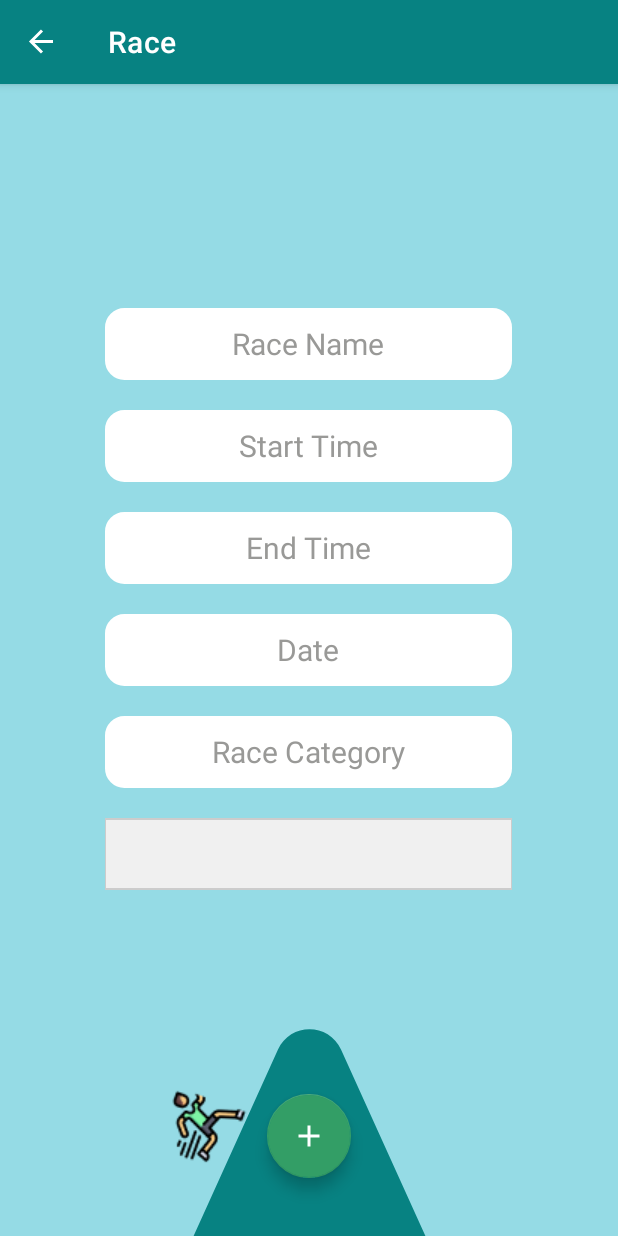
After one commit to lukisko/RaceOrganizer, an Android app: the AddRaceFragment screen opened through its navigation route, on a phone screen of 412 x 824 dp. The commit adds this screen. Run offline under Robolectric (Android 15) with nearby library versions, the light colour scheme and no system bars; our stand-ins replace navigation-ui.

Commit message:
add_race/to_implement_spinner

```diff
--- /dev/null
+++ b/app/src/main/java/com/example/raceorganizer/Data/Model/User.java
@@ -0,0 +1,6 @@
+package com.example.raceorganizer.Data.Model;
+
+public class User {
+
+
+}
--- a/app/src/main/java/com/example/raceorganizer/ui/Races/ListOfRaces.java
+++ b/app/src/main/java/com/example/raceorganizer/ui/Races/ListOfRaces.java
@@ -36,7 +36,7 @@ public class ListOfRaces extends Fragment {
         testRaceList();
 
         add = view.findViewById(R.id.addRace);
-        add.setOnClickListener(o -> ((MainActivity)this.getActivity()).navController.navigate(R.id.race_info));
+        add.setOnClickListener(o -> ((MainActivity)this.getActivity()).navController.navigate(R.id.nav_add_race));
 
 //        raceAdapter.setOnClickListener(new AdapterView.OnItemClickListener() {
 //            @Override
--- /dev/null
+++ b/app/src/main/java/com/example/raceorganizer/ui/addRaceFragment/AddRaceFragment.java
@@ -0,0 +1,148 @@
+package com.example.raceorganizer.ui.addRaceFragment;
+
+import android.os.Bundle;
+
+import android.text.InputType;
+import android.view.LayoutInflater;
+import android.view.View;
+import android.view.ViewGroup;
+import android.widget.AdapterView;
+import android.widget.Button;
+import android.widget.EditText;
+import android.widget.Spinner;
+
+import androidx.annotation.NonNull;
+
+import androidx.fragment.app.Fragment;
+
+import androidx.lifecycle.ViewModelProvider;
+import androidx.navigation.Navigation;
+
+import com.example.raceorganizer.Data.Model.Race;
+import com.example.raceorganizer.Data.Model.RaceType;
+import com.example.raceorganizer.MainActivity;
+import com.example.raceorganizer.R;
+import com.google.android.material.floatingactionbutton.FloatingActionButton;
+
+import java.text.ParseException;
+import java.text.SimpleDateFormat;
+import java.time.LocalDate;
+import java.util.Date;
+
+
+public class AddRaceFragment extends Fragment implements AdapterView.OnItemSelectedListener {
+    View view;
+    EditText raceName;
+    EditText startTime;
+    EditText endTime;
+    EditText raceDate;
+    EditText raceCategory;
+    FloatingActionButton addRaceButton;
+    AddRaceViewModel addRaceViewModel;
+    boolean isAllFieldsChecked = false;
+
+
+    public View onCreateView(@NonNull LayoutInflater inflater,
+                             ViewGroup container, Bundle savedInstanceState) {
+
+        view = inflater.inflate(R.layout.fragment_addrace, container, false);
+
+        raceName = view.findViewById(R.id.race_name);
+        startTime = view.findViewById(R.id.race_start_time);
+        endTime = view.findViewById(R.id.race_end_time);
+        raceDate = view.findViewById(R.id.race_date);
+        raceCategory = view.findViewById(R.id.race_category);
+        addRaceButton = view.findViewById(R.id.race_add_button);
+
+        addRaceViewModel = AddRaceViewModel.getInstance();
+        Spinner categorySpinner = view.findViewById(R.id.categorySpinner);
+        categorySpinner.setOnItemSelectedListener(this);
+
+        addRaceButton.setOnClickListener(new View.OnClickListener() {
+            @Override
+            public void onClick(View view) {
+                isAllFieldsChecked = CheckAllFields();
+
+                if (isAllFieldsChecked) {
+                    addRace();
+                    Navigation.findNavController(getActivity(), R.id.nav_host_fragment).navigate(R.id.list_of_races);
+                }
+            }
+        });
+        return view;
+    }
+
+    public void addRace() {
+        // Add the race
+        SimpleDateFormat dateFormat = new SimpleDateFormat("dd-MM-yyyy");
+
+        Date dateToAdd = null;
+        try {
+            dateToAdd = dateFormat.parse(String.valueOf(raceDate));
+        } catch (ParseException e) {
+            raceDate.setError("Invalid format,try dd/MM/yyyy");
+        }
+        Race raceToAdd = new Race("");
+        raceToAdd.setName(raceName.getText().toString());
+        raceToAdd.setStartTime(Integer.parseInt(startTime.getText().toString()));
+        raceToAdd.setEndTime(Integer.parseInt(endTime.getText().toString()));
+        raceToAdd.setDate(dateToAdd);
+        //may be changed due to choosing which type of race is desired
+        raceToAdd.setRaceType(RaceType.Bicycling);
+        addRaceViewModel.addRace(raceToAdd);
+    }
+
+
+    private boolean CheckAllFields() {
+        if (raceName.length() == 0) {
+            raceName.setError("Race name field is required");
+            return false;
+        }
+
+        if (startTime.length() == 0) {
+            startTime.setError("Start time is required");
+            return false;
+        } else {
+            if (startTime.getInputType() != InputType.TYPE_CLASS_DATETIME) {
+                startTime.setError("Start time input should be of time format");
+                return false;
+            }
+        }
+
+        if (endTime.length() == 0) {
+            endTime.setError("End time is required");
+            return false;
+        } else {
+            if (endTime.getInputType() != InputType.TYPE_CLASS_DATETIME) {
+                endTime.setError("End time input should be of time format");
+                return false;
+            }
+        }
+
+        if (raceDate.length() == 0) {
+            raceDate.setError("Race date is required");
+            return false;
+        } else {
+            if (raceDate.getInputType() != InputType.TYPE_CLASS_DATETIME) {
+                raceDate.setError("This input type should be of date format");
+                return false;
+            }
+        }
+        if (raceCategory.length() == 0) {
+            raceCategory.setError("Race category is required");
+            return false;
+        }
+
+        return true;
+    }
+
+    @Override
+    public void onItemSelected(AdapterView<?> adapterView, View view, int i, long l) {
+
+    }
+
+    @Override
+    public void onNothingSelected(AdapterView<?> adapterView) {
+
+    }
+}
--- /dev/null
+++ b/app/src/main/java/com/example/raceorganizer/ui/addRaceFragment/AddRaceViewModel.java
@@ -0,0 +1,33 @@
+package com.example.raceorganizer.ui.addRaceFragment;
+
+import androidx.lifecycle.MutableLiveData;
+import androidx.lifecycle.ViewModel;
+
+import com.example.raceorganizer.Data.Model.Race;
+
+public class AddRaceViewModel extends ViewModel {
+
+
+    private static AddRaceViewModel instance;
+    private final MutableLiveData<Race> raceToAdd;
+    private final Race localRaceItem;
+
+    private AddRaceViewModel() {
+        raceToAdd = new MutableLiveData<>();
+        localRaceItem = new Race("");
+    }
+
+
+    public static synchronized AddRaceViewModel getInstance() {
+        if (instance == null)
+            instance = new AddRaceViewModel();
+        return instance;
+    }
+
+
+    public void addRace(Race race) {
+
+        //to be implemented
+    }
+
+}
--- /dev/null
+++ b/app/src/main/res/drawable/ic_baseline_add_24.xml
@@ -0,0 +1,5 @@
+<vector android:height="40dp" android:tint="?attr/colorControlNormal"
+    android:viewportHeight="24" android:viewportWidth="24"
+    android:width="40dp" xmlns:android="http://schemas.android.com/apk/res/android">
+    <path android:fillColor="@android:color/white" android:pathData="M19,13h-6v6h-2v-6H5v-2h6V5h2v6h6v2z"/>
+</vector>
--- /dev/null
+++ b/app/src/main/res/drawable/ic_polygon_1.xml
@@ -0,0 +1,9 @@
+<vector xmlns:android="http://schemas.android.com/apk/res/android"
+    android:width="175dp"
+    android:height="158dp"
+    android:viewportWidth="175"
+    android:viewportHeight="158">
+  <path
+      android:pathData="M66.542,14.357C74.695,-3.677 100.305,-3.677 108.458,14.357L172.844,156.775C179.727,171.999 168.594,189.25 151.886,189.25H23.114C6.406,189.25 -4.727,171.999 2.156,156.775L66.542,14.357Z"
+      android:fillColor="#078282"/>
+</vector>
--- /dev/null
+++ b/app/src/main/res/drawable/spinner_bg.xml
@@ -0,0 +1,16 @@
+<?xml version="1.0" encoding="utf-8"?>
+<selector xmlns:android="http://schemas.android.com/apk/res/android"
+    android:exitFadeDuration="@android:integer/config_mediumAnimTime">
+    <item android:state_pressed="true" android:drawable="@android:color/white" />
+    <item android:state_selected="true" android:drawable="@android:color/white" />
+    <item>
+        <inset android:insetLeft="-1dp" android:insetRight="-1dp">
+            <shape android:shape="rectangle">
+                <stroke android:width="1dp"
+                    android:color="#cccccc" />
+                <solid android:color="#f0f0f0" />
+            </shape>
+        </inset>
+    </item>
+
+</selector>
--- /dev/null
+++ b/app/src/main/res/layout/fragment_addrace.xml
@@ -0,0 +1,130 @@
+<?xml version="1.0" encoding="utf-8"?>
+<androidx.constraintlayout.widget.ConstraintLayout xmlns:android="http://schemas.android.com/apk/res/android"
+    xmlns:app="http://schemas.android.com/apk/res-auto"
+    xmlns:tools="http://schemas.android.com/tools"
+    android:layout_width="match_parent"
+    android:layout_height="match_parent">
+
+
+    <LinearLayout
+        android:id="@+id/race_input_fields"
+        android:layout_width="match_parent"
+        android:layout_height="wrap_content"
+        android:gravity="center"
+        android:orientation="vertical"
+        app:layout_constraintBottom_toBottomOf="parent"
+        app:layout_constraintEnd_toEndOf="parent"
+        app:layout_constraintHorizontal_bias="0.0"
+        app:layout_constraintStart_toStartOf="parent"
+        app:layout_constraintTop_toTopOf="parent"
+        app:layout_constraintVertical_bias="0.377">
+
+        <EditText
+            android:id="@+id/race_name"
+            android:layout_width="271dp"
+            android:layout_height="48dp"
+            android:layout_marginTop="10dp"
+            android:gravity="center"
+            android:hint="@string/race_name"
+            android:inputType="textAutoCorrect"
+            android:textColorHint="@color/hint_colour"
+            android:textSize="20sp" />
+
+        <EditText
+            android:id="@+id/race_start_time"
+            android:layout_width="271dp"
+            android:layout_height="48dp"
+            android:layout_marginTop="20dp"
+            android:gravity="center"
+            android:hint="@string/start_time"
+            android:inputType="datetime"
+            android:textColorHint="@color/hint_colour"
+            android:textSize="20sp" />
+
+        <EditText
+            android:id="@+id/race_end_time"
+            android:layout_width="271dp"
+            android:layout_height="48dp"
+            android:layout_marginTop="20dp"
+            android:gravity="center"
+            android:hint="@string/end_time"
+            android:inputType="datetime"
+            android:textColorHint="@color/hint_colour"
+            android:textSize="20sp" />
+
+        <EditText
+            android:id="@+id/race_date"
+            android:layout_width="271dp"
+            android:layout_height="48dp"
+            android:layout_marginTop="20dp"
+            android:gravity="center"
+            android:hint="@string/date"
+            android:inputType="datetime"
+            android:textColorHint="@color/hint_colour"
+            android:textSize="20sp" />
+
+        <EditText
+            android:id="@+id/race_category"
+            android:layout_width="271dp"
+            android:layout_height="48dp"
+            android:layout_marginTop="20dp"
+            android:gravity="center"
+            android:hint="@string/race_category"
+
+            android:inputType="textAutoCorrect"
+            android:textColorHint="@color/hint_colour"
+            android:textSize="20sp" />
+
+        <Spinner
+            android:id="@+id/categorySpinner"
+            style="@style/Widget.AppCompat.Spinner"
+            android:layout_width="271dp"
+            android:layout_height="48dp"
+            android:background="@drawable/spinner_bg"
+
+            android:layout_marginTop="20dp"
+            android:hint="@string/race_category"
+            android:textSize="20sp" />
+
+
+    </LinearLayout>
+
+    <ImageView
+        android:id="@+id/polygon"
+        android:layout_width="wrap_content"
+        android:layout_height="wrap_content"
+        android:layout_marginTop="8dp"
+        android:layout_marginBottom="-80dp"
+        android:src="@drawable/ic_polygon_1"
+        app:layout_constraintBottom_toBottomOf="parent"
+        app:layout_constraintEnd_toEndOf="parent"
+        app:layout_constraintStart_toStartOf="parent"
+        app:layout_constraintTop_toBottomOf="@+id/race_input_fields"
+        app:layout_constraintVertical_bias="0.579" />
+
+    <ImageView
+
+        android:layout_width="wrap_content"
+        android:layout_height="wrap_content"
+        android:layout_marginStart="100dp"
+        android:src="@drawable/runner2"
+        app:layout_constraintBottom_toBottomOf="parent"
+        app:layout_constraintStart_toStartOf="parent"
+        app:layout_constraintTop_toBottomOf="@+id/race_input_fields"
+        app:layout_constraintVertical_bias="0.758" />
+
+    <com.google.android.material.floatingactionbutton.FloatingActionButton
+        android:id="@+id/race_add_button"
+        android:layout_width="wrap_content"
+        android:layout_height="wrap_content"
+        android:layout_margin="16dp"
+        android:layout_marginBottom="40dp"
+        android:src="@drawable/ic_baseline_add_24"
+        android:theme="@style/Theme.AddButton"
+        app:layout_constraintBottom_toBottomOf="parent"
+        app:layout_constraintEnd_toEndOf="parent"
+        app:layout_constraintStart_toStartOf="parent"
+        app:layout_constraintTop_toBottomOf="@+id/race_input_fields"
+        app:layout_constraintVertical_bias="0.843" />
+
+</androidx.constraintlayout.widget.ConstraintLayout>
--- a/app/src/main/res/layout/fragment_list_of_races.xml
+++ b/app/src/main/res/layout/fragment_list_of_races.xml
@@ -2,6 +2,7 @@
 <androidx.constraintlayout.widget.ConstraintLayout xmlns:android="http://schemas.android.com/apk/res/android"
     xmlns:app="http://schemas.android.com/apk/res-auto"
     xmlns:tools="http://schemas.android.com/tools"
+    android:id="@+id/fragment_list_of_races"
     android:layout_width="match_parent"
     android:layout_height="match_parent"
     tools:context=".ui.Races.ListOfRaces"
--- a/app/src/main/res/navigation/navigation.xml
+++ b/app/src/main/res/navigation/navigation.xml
@@ -24,4 +24,9 @@
         android:name="com.example.raceorganizer.ui.RaceInfo.RaceInfo"
         android:label="Race"
         tools:layout="@layout/fragment_race_info" />
+    <fragment
+        android:id="@+id/nav_add_race"
+        android:name="com.example.raceorganizer.ui.addRaceFragment.AddRaceFragment"
+        android:label="Race"
+        tools:layout="@layout/fragment_race_info" />
 </navigation>
--- a/app/src/main/res/values/colors.xml
+++ b/app/src/main/res/values/colors.xml
@@ -12,5 +12,6 @@
     <color name="light_blue">#95DBE5</color>
     <color name="dark_blue">#078282</color>
     <color name="green">#339E66</color>
+    <color name="hint_colour">#999997</color>
 
 </resources>
--- a/app/src/main/res/values/strings.xml
+++ b/app/src/main/res/values/strings.xml
@@ -14,4 +14,16 @@
     <string name="race_list">Race list</string>
     <string name="race_info">Race info</string>
     <string name="login_register">Login/Register</string>
+    <string name="checkpointname">CheckpointName</string>
+    <string name="start">Start</string>
+    <string name="end">End</string>
+    <string name="starttime">StartTime</string>
+    <string name="endtime">EndTime</string>
+    <string name="race_name">Race Name</string>
+    <string name="start_time">Start Time</string>
+    <string name="end_time">End Time</string>
+    <string name="race_category">Race Category</string>
+    <string name="date">Date</string>
+
+
 </resources>
--- a/app/src/main/res/values/themes.xml
+++ b/app/src/main/res/values/themes.xml
@@ -6,17 +6,12 @@
         <item name="colorPrimaryVariant">@color/green</item>
         <item name="colorOnBackground">@color/light_blue</item>
         <item name="colorOnPrimary">@color/white</item>
-
         <item name="android:editTextBackground">@drawable/edit_text_border</item>
-
         <item name="android:statusBarColor" tools:targetApi="l">?attr/colorPrimaryVariant</item>
         <item name="android:colorBackground">?attr/colorOnBackground</item>
         <item name="android:editTextColor">@color/black</item>
         <item name="android:textColor">@color/black</item>
     </style>
-
-
-
 
     <style name="Theme.AppBarOverlay" parent="Theme.AppCompat.DayNight.NoActionBar">
         <item name="colorPrimary">@color/dark_blue</item>
@@ -35,7 +30,16 @@
         <item name="titleTextColor">@color/white</item>
         <item name="colorOnBackground">@color/dark_blue</item>
     </style>
+    <style name="Theme.AddButton" parent="Theme.AppCompat.Light.NoActionBar">
+        <item name="colorPrimary">@color/green</item>
+        <item name="colorSecondary">@color/green</item>
+        <item name="colorOnSecondary">@color/white</item>
+    </style>
+    <style name="Base.Widget.AppCompat.DropDownItem.Spinner.AddRaceSpinner">
+        <item name="android:colorBackground">@color/hint_colour</item>
+        <item name="borderRound"> @dimen/material_emphasis_medium</item>
 
+    </style>
 
 
 </resources>
```
Also changed, not shown: app/src/main/java/com/example/raceorganizer/Data/Model/Race.java (+15 -14 lines), app/src/main/res/layout/fragment_login_register.xml (+8 -4 lines), app/src/main/res/drawable/runner2.png (added).
